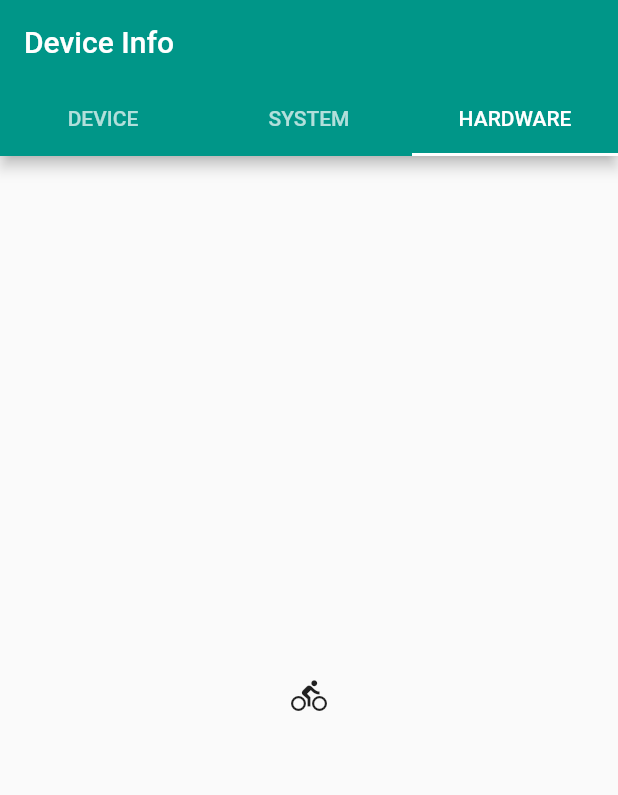
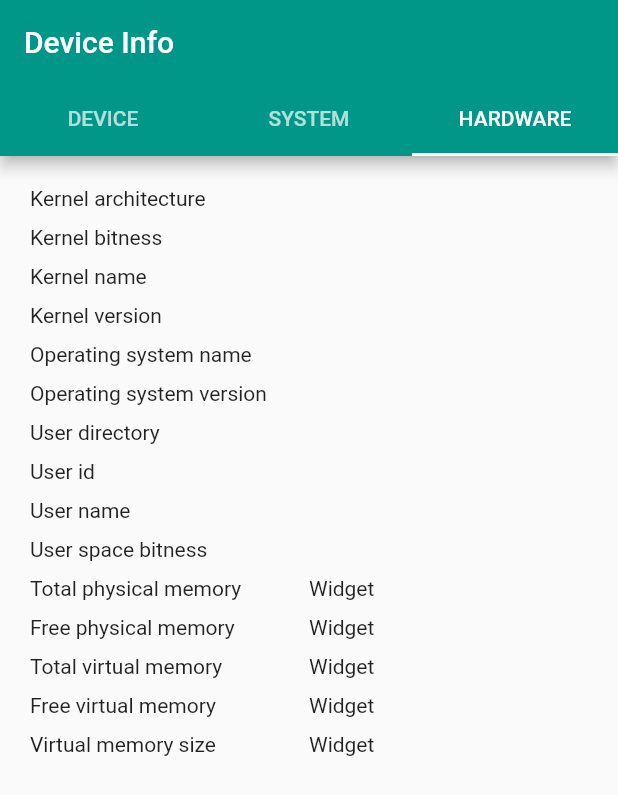
Before and after one commit to nurseiit/mobile-computing-f20, a Flutter app: the screen it shows after launch, tab 3 chosen, on a phone screen of 412 x 824 dp. Shown: the top 795 px of the screen. Run offline on Flutter 3.47's test engine with Material 2 defaults, Android fonts, the phone set to English and light mode, and no system bars; our stand-ins replace device_info; missing offline and left inert: system_info; statements that could not run were skipped.

Commit message:
✨ Implement Hardware tab

```diff
--- /dev/null
+++ b/assignment_1_device_info/lib/hardware_tab.dart
@@ -0,0 +1,54 @@
+import 'package:flutter/material.dart';
+import 'package:system_info/system_info.dart';
+
+class HardwareTab extends StatelessWidget {
+  static const int MEGABYTE = 1024 * 1024;
+
+  final Map<String, dynamic> _deviceData = <String, dynamic> {
+    'Kernel architecture': SysInfo.kernelArchitecture,
+    'Kernel bitness': SysInfo.kernelBitness,
+    'Kernel name': SysInfo.kernelName,
+    'Kernel version': SysInfo.kernelVersion,
+    'Operating system name': SysInfo.operatingSystemName,
+    'Operating system version': SysInfo.operatingSystemVersion,
+    'User directory': SysInfo.userDirectory,
+    'User id': SysInfo.userId,
+    'User name': SysInfo.userName,
+    'User space bitness': SysInfo.userSpaceBitness,
+    'Total physical memory':
+    '${SysInfo.getTotalPhysicalMemory() ~/ MEGABYTE} MB',
+    'Free physical memory':
+    '${SysInfo.getFreePhysicalMemory() ~/ MEGABYTE} MB',
+    'Total virtual memory':
+    '${SysInfo.getTotalVirtualMemory() ~/ MEGABYTE} MB',
+    'Free virtual memory':
+    '${SysInfo.getFreeVirtualMemory() ~/ MEGABYTE} MB',
+    'Virtual memory size':
+    '${SysInfo.getVirtualMemorySize() ~/ MEGABYTE} MB',
+  };;
+
+  @override
+  Widget build(BuildContext context) {
+    return Container(
+      padding: const EdgeInsets.fromLTRB(20.0, 20.0, 20.0, 0.0),
+      child: Table(
+        children: _deviceData.keys
+            .map(
+              (property) => TableRow(
+                children: [
+                  Padding(
+                    child: Text(property),
+                    padding: const EdgeInsets.only(bottom: 10.0),
+                  ),
+                  Padding(
+                    child: Text('${_deviceData[property]}'),
+                    padding: const EdgeInsets.only(bottom: 10.0),
+                  ),
+                ],
+              ),
+            )
+            .toList(),
+      ),
+    );
+  }
+}
--- a/assignment_1_device_info/lib/main.dart
+++ b/assignment_1_device_info/lib/main.dart
@@ -1,4 +1,5 @@
 import 'package:assignment_device_info/device_tab.dart';
+import 'package:assignment_device_info/hardware_tab.dart';
 import 'package:assignment_device_info/system_tab.dart';
 import 'package:flutter/material.dart';
 
@@ -44,7 +45,7 @@ class HomePage extends StatelessWidget {
           children: [
             DeviceTab(),
             SystemTab(),
-            Icon(Icons.directions_bike),
+            HardwareTab(),
           ],
         ),
       ),
```
